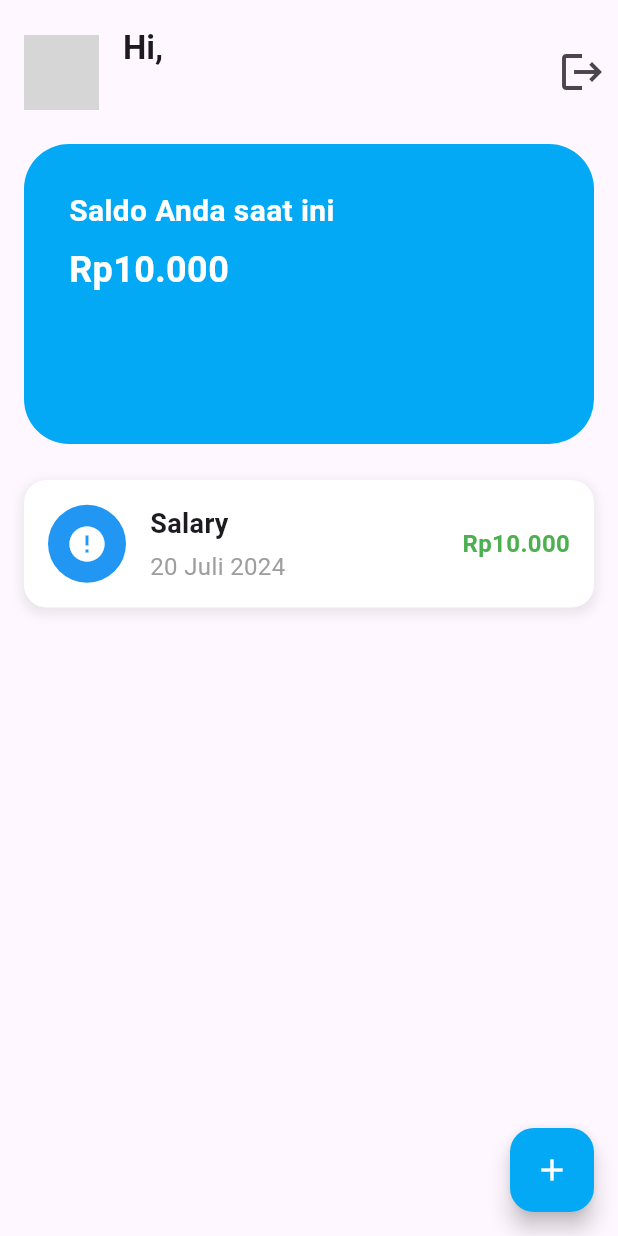
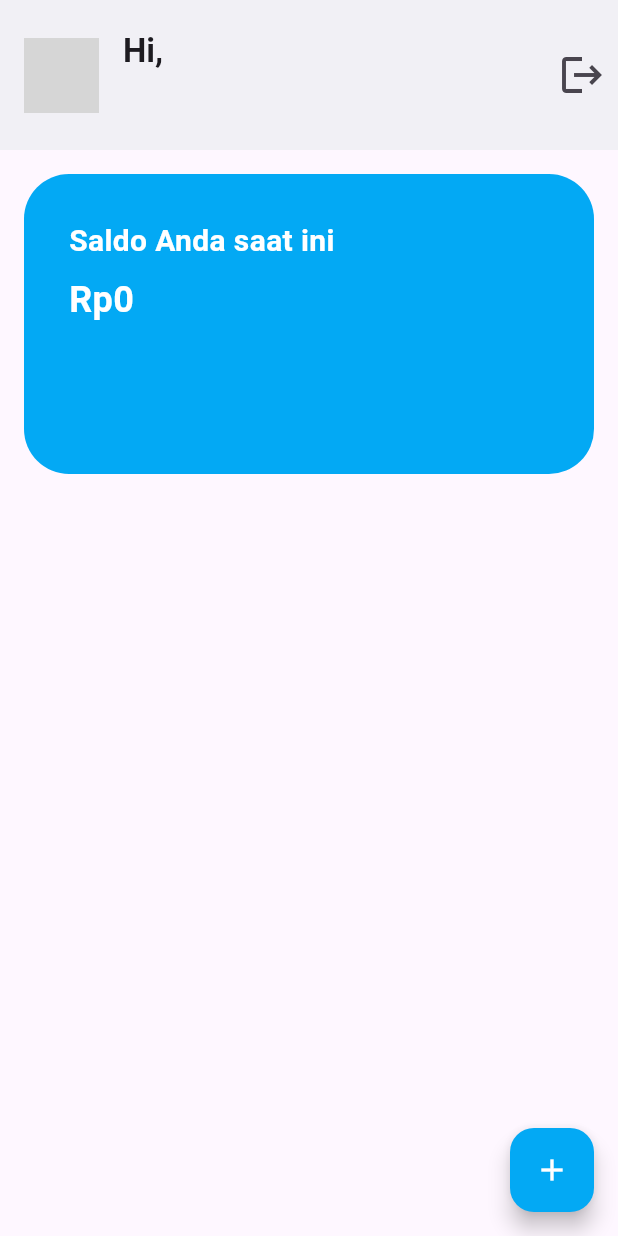
Before and after one commit to izzalDev/finance-management, a Flutter app: the screen it shows once a user with an empty profile is signed in, on a phone screen of 412 x 824 dp. Run offline on Flutter 3.47's test engine with Material 3 defaults, Android fonts, the phone set to English and light mode, and no system bars; our stand-ins replace cloud_firestore, dropdown_search, file_picker, firebase_auth, firebase_core; accounts and stored records are empty; network calls fail; grey boxes are pictures that could not be loaded.

```diff
--- a/lib/view/home_view.dart
+++ b/lib/view/home_view.dart
@@ -7,6 +7,7 @@ import 'package:flutter/material.dart';
 import 'package:finance_management/widget/transaction_item.dart';
 import 'package:flutter/widgets.dart';
 import 'package:intl/intl.dart';
+import 'package:finance_management/view/transaction_form_view.dart';
 
 class HomeView extends StatefulWidget {
   const HomeView({Key? key, required this.accountInfo}) : super(key: key);
@@ -20,20 +21,11 @@ class HomeView extends StatefulWidget {
 class HomeViewState extends State<HomeView> {
   @override
   Widget build(BuildContext context) {
-    TransactionRepository().add(Transaction(
-      amount: 10000,
-      category: 'Income',
-      date: DateTime.now(),
-      description: 'Salary',
-      name: 'Salary',
-      photo: 'https://i.pravatar.cc/50',
-    ));
     return Scaffold(
-      appBar: PreferredSize(
-        preferredSize: const Size.fromHeight(80),
-        child: Padding(
-          padding: const EdgeInsets.only(top: 20.0),
-          child: AppBar(
+      appBar: AppBar(
+        elevation: 4,
+        backgroundColor: Colors.white,
+        toolbarHeight: 100,
         title: Row(
           children: [
             ClipRRect(
@@ -77,12 +69,11 @@ class HomeViewState extends State<HomeView> {
           ),
         ],
       ),
-        ),
-      ),
       floatingActionButton: FloatingActionButton(
         onPressed: () {
-          // Tindakan yang diambil ketika FAB ditekan
-          print('Floating Action Button pressed');
+          Navigator.push(context, MaterialPageRoute(builder: (context) {
+            return const TransactionFormView();
+          }));
         },
         tooltip: 'Increment',
         child: const Icon(
```
Lines whose indentation alone changed are shown as unchanged.
